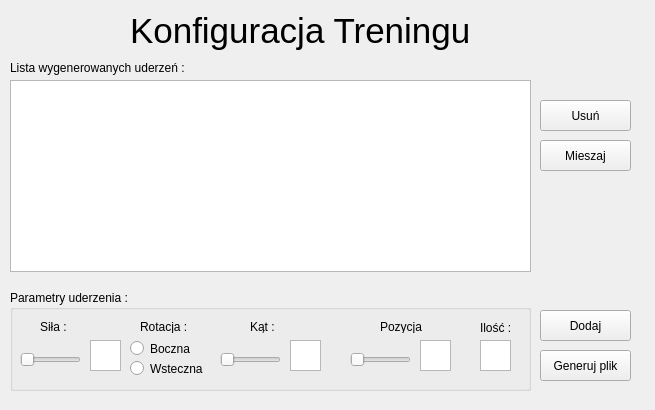
Qt form configuretraining.ui (krzych/PingPongTM) before a commit.
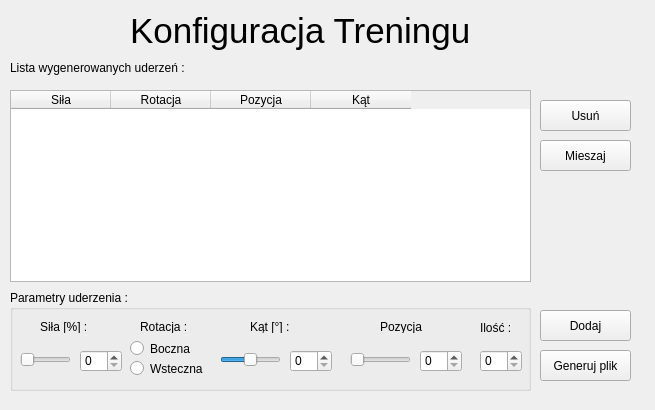
The same form after that commit.

The edit to the form file:
```diff
--- a/configuretraining.ui
+++ b/configuretraining.ui
@@ -36,11 +36,31 @@
    <property name="geometry">
     <rect>
      <x>10</x>
-     <y>80</y>
+     <y>90</y>
      <width>521</width>
      <height>192</height>
     </rect>
    </property>
+   <column>
+    <property name="text">
+     <string>Siła</string>
+    </property>
+   </column>
+   <column>
+    <property name="text">
+     <string>Rotacja</string>
+    </property>
+   </column>
+   <column>
+    <property name="text">
+     <string>Pozycja</string>
+    </property>
+   </column>
+   <column>
+    <property name="text">
+     <string>Kąt</string>
+    </property>
+   </column>
   </widget>
   <widget class="QGroupBox" name="groupBox">
    <property name="geometry">
@@ -64,7 +84,7 @@
      </rect>
     </property>
     <property name="text">
-     <string>Siła :</string>
+     <string>Siła [%] :</string>
     </property>
    </widget>
    <widget class="QLabel" name="label_4">
@@ -90,7 +110,7 @@
      </rect>
     </property>
     <property name="text">
-     <string>Kąt :</string>
+     <string>Kąt [°] :</string>
     </property>
    </widget>
    <widget class="QLabel" name="label_6">
@@ -119,17 +139,7 @@
      <string>Ilość :</string>
     </property>
    </widget>
-   <widget class="QTextEdit" name="amountTextEdit">
-    <property name="geometry">
-     <rect>
-      <x>470</x>
-      <y>50</y>
-      <width>31</width>
-      <height>31</height>
-     </rect>
-    </property>
-   </widget>
-   <widget class="QSlider" name="positionlSlider">
+   <widget class="QSlider" name="positionSlider">
     <property name="geometry">
      <rect>
       <x>340</x>
@@ -142,26 +152,6 @@
      <enum>Qt::Horizontal</enum>
     </property>
    </widget>
-   <widget class="QTextEdit" name="positionTextEdit">
-    <property name="geometry">
-     <rect>
-      <x>410</x>
-      <y>50</y>
-      <width>31</width>
-      <height>31</height>
-     </rect>
-    </property>
-   </widget>
-   <widget class="QTextEdit" name="angleTextEdit">
-    <property name="geometry">
-     <rect>
-      <x>280</x>
-      <y>50</y>
-      <width>31</width>
-      <height>31</height>
-     </rect>
-    </property>
-   </widget>
    <widget class="QSlider" name="angleSlider">
     <property name="geometry">
      <rect>
@@ -171,6 +161,12 @@
       <height>20</height>
      </rect>
     </property>
+    <property name="minimum">
+     <number>-45</number>
+    </property>
+    <property name="maximum">
+     <number>45</number>
+    </property>
     <property name="orientation">
      <enum>Qt::Horizontal</enum>
     </property>
@@ -180,7 +176,7 @@
      <rect>
       <x>10</x>
       <y>60</y>
-      <width>61</width>
+      <width>51</width>
       <height>20</height>
      </rect>
     </property>
@@ -188,16 +184,6 @@
      <enum>Qt::Horizontal</enum>
     </property>
    </widget>
-   <widget class="QTextEdit" name="powerTextEdit">
-    <property name="geometry">
-     <rect>
-      <x>80</x>
-      <y>50</y>
-      <width>31</width>
-      <height>31</height>
-     </rect>
-    </property>
-   </widget>
    <widget class="QRadioButton" name="radioButton">
     <property name="geometry">
      <rect>
@@ -224,6 +210,46 @@
      <string>Wsteczna</string>
     </property>
    </widget>
+   <widget class="QSpinBox" name="powerSpinBox">
+    <property name="geometry">
+     <rect>
+      <x>70</x>
+      <y>60</y>
+      <width>42</width>
+      <height>22</height>
+     </rect>
+    </property>
+   </widget>
+   <widget class="QSpinBox" name="angleSpinBox">
+    <property name="geometry">
+     <rect>
+      <x>280</x>
+      <y>60</y>
+      <width>42</width>
+      <height>22</height>
+     </rect>
+    </property>
+   </widget>
+   <widget class="QSpinBox" name="positionSpinBox">
+    <property name="geometry">
+     <rect>
+      <x>410</x>
+      <y>60</y>
+      <width>42</width>
+      <height>22</height>
+     </rect>
+    </property>
+   </widget>
+   <widget class="QSpinBox" name="amountSpinBox">
+    <property name="geometry">
+     <rect>
+      <x>470</x>
+      <y>60</y>
+      <width>42</width>
+      <height>22</height>
+     </rect>
+    </property>
+   </widget>
   </widget>
   <widget class="QLabel" name="label_2">
    <property name="geometry">
```
